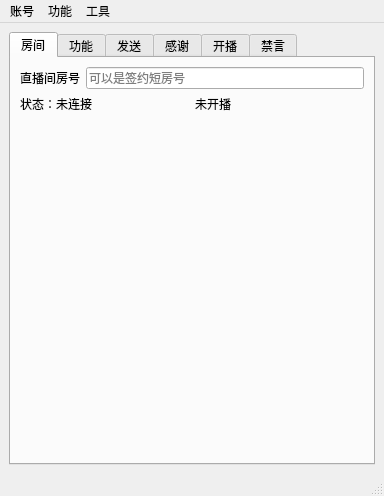
iwxyi/Bilibili-MagicalDanmaku, file mainwindow.ui: the form before one commit.
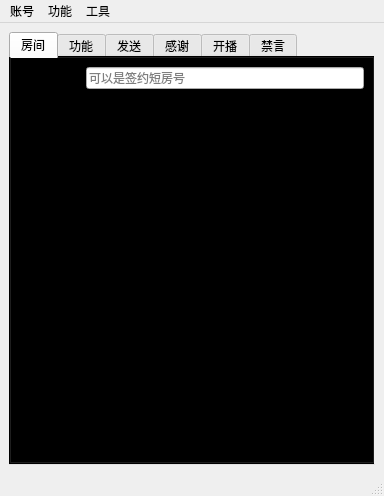
The form after the commit. The open tabs and pages were chosen to show the change.

What changed in the file:
```diff
--- a/mainwindow.ui
+++ b/mainwindow.ui
@@ -17,6 +17,12 @@
    <layout class="QVBoxLayout" name="verticalLayout">
     <item>
      <widget class="QTabWidget" name="tabWidget">
+      <property name="styleSheet">
+       <string notr="true">#tabWidget
+{
+	background: transparent;
+}</string>
+      </property>
       <property name="currentIndex">
        <number>1</number>
       </property>
```
Left out of the diff: 4 changed lines with no effect on the pictures.
